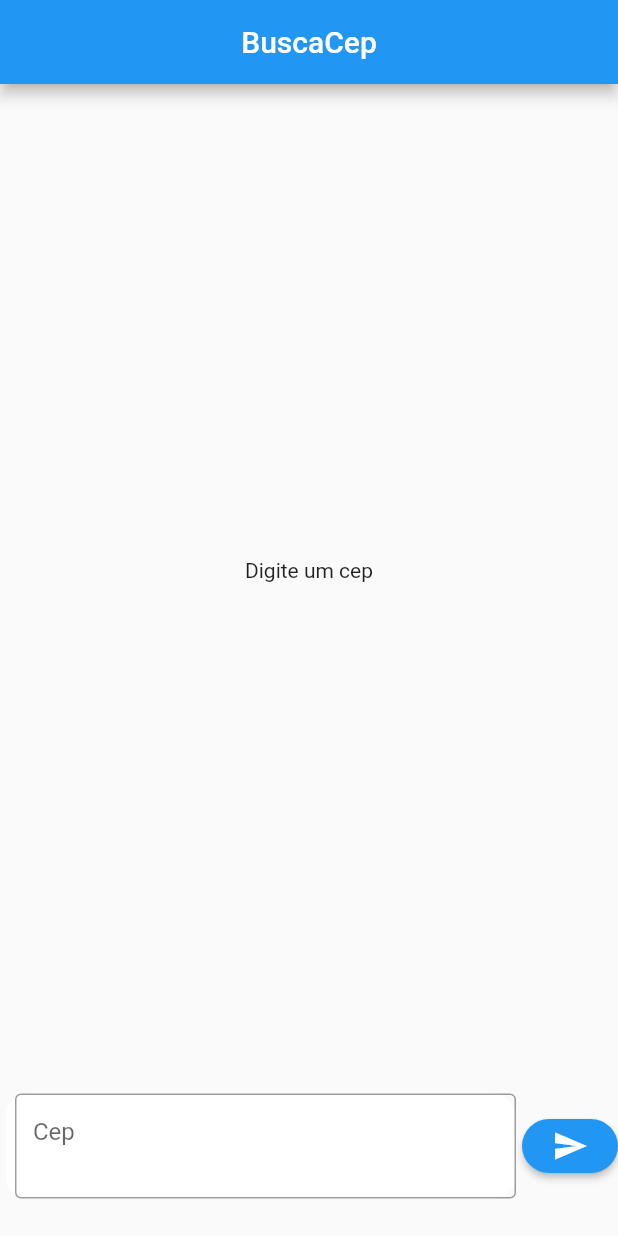
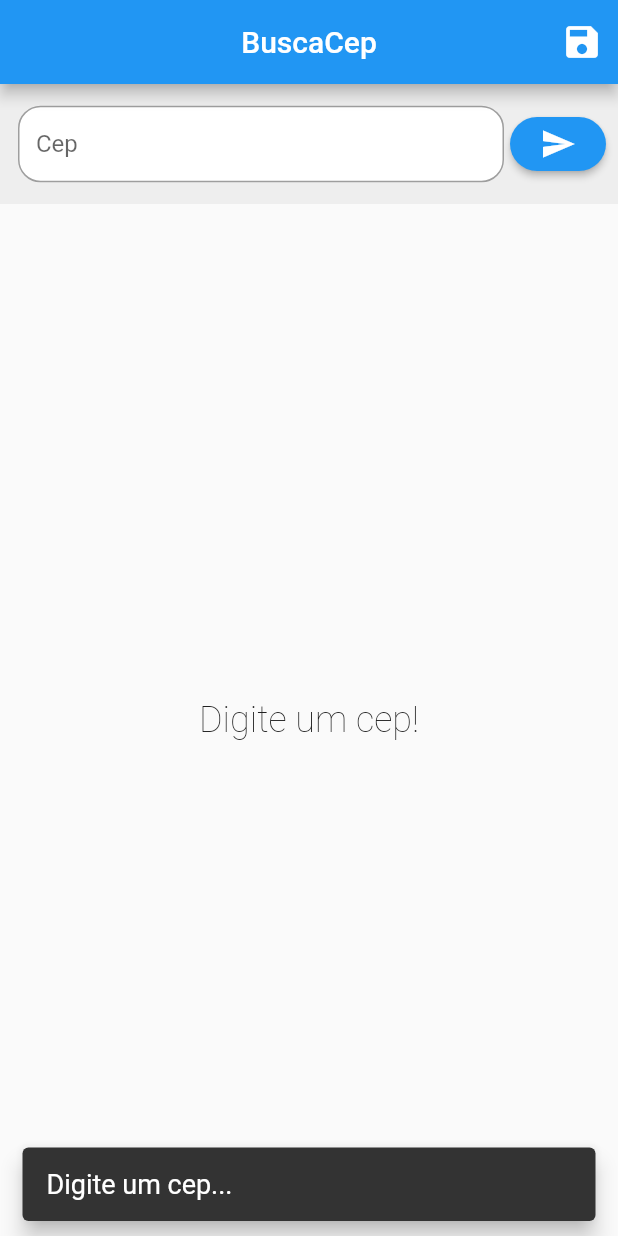
Before and after one commit to gamesilva/busca_cep_bloc, a Flutter app: the screen it shows after launch, after a tap on the "send" icon, on a phone screen of 412 x 824 dp. Run offline on Flutter 3.47's test engine with Material 2 defaults, Android fonts, the phone set to English and light mode, and no system bars; our stand-ins replace flutter_bloc.

Commit message:
feat: Ajustando o retorno da chamada, detalhes da interface e melhorias no código

```diff
--- a/lib/bloc/home_bloc.dart
+++ b/lib/bloc/home_bloc.dart
@@ -2,16 +2,23 @@ import 'package:busca_cep_bloc/bloc/home_event.dart';
 import 'package:busca_cep_bloc/bloc/home_state.dart';
 import 'package:busca_cep_bloc/models/cep_model.dart';
 import 'package:busca_cep_bloc/services/cep_service.dart';
+import 'package:busca_cep_bloc/utils/string_utils.dart';
 import 'package:flutter_bloc/flutter_bloc.dart';
 
 class HomeBloc extends Bloc<HomeEvent, HomeState> {
+  static const int MAX_CEP_LENGTH = 8;
   HomeBloc(HomeState initialState) : super(HomeStateLoading()) {
     on<HomeEventFetchCep>((event, emit) async {
-      if (event.cepABuscar != null && event.cepABuscar.length > 0) {
-        emit(HomeStateLoading());
-        emit(await _fetchList(event.cepABuscar));
+      emit(HomeStateLoading());
+
+      if (!StringUtils.stringTest(event.cepABuscar)) {
+        emit(HomeStateError(errorMessage: 'Digite um cep!'));
       } else {
-        emit(HomeStateError(errorMessage: 'Digite um cep'));
+        if (event.cepABuscar.length < MAX_CEP_LENGTH) {
+          emit(HomeStateError(errorMessage: 'O cep deve conter 8 dígitos!'));
+        } else {
+          emit(await _fetchList(event.cepABuscar));
+        }
       }
     });
   }
--- a/lib/main.dart
+++ b/lib/main.dart
@@ -19,6 +19,14 @@ class MyApp extends StatelessWidget {
           ..add(HomeEventFetchCep(cepABuscar: '')),
         child: HomePage(),
       ),
+      theme: ThemeData(
+        textTheme: TextTheme(
+          headline1: TextStyle(
+            fontSize: 24,
+            color: Colors.grey[900],
+          ),
+        ),
+      ),
     );
   }
 }
--- a/lib/pages/home_page.dart
+++ b/lib/pages/home_page.dart
@@ -2,6 +2,7 @@ import 'package:busca_cep_bloc/bloc/home_bloc.dart';
 import 'package:busca_cep_bloc/bloc/home_event.dart';
 import 'package:busca_cep_bloc/bloc/home_state.dart';
 import 'package:busca_cep_bloc/models/cep_model.dart';
+import 'package:busca_cep_bloc/utils/string_utils.dart';
 import 'package:flutter/material.dart';
 import 'package:flutter_bloc/flutter_bloc.dart';
 
@@ -13,22 +14,57 @@ class HomePage extends StatelessWidget {
     final homeBloc = BlocProvider.of<HomeBloc>(context);
     TextEditingController _controllerMensagem = TextEditingController();
 
+    Cep cepToSave;
+
     return Scaffold(
       appBar: AppBar(
         title: Text('BuscaCep'),
         centerTitle: true,
+        actions: <Widget>[
+          IconButton(
+            iconSize: 28,
+            icon: Icon(Icons.save),
+            onPressed: () {
+              if (cepToSave != null) {
+                print("Eu vou começar o processo para salvar o CEP aqui!");
+              }
+            },
+          )
+        ],
       ),
       body: Column(
         crossAxisAlignment: CrossAxisAlignment.stretch,
         children: [
+          Container(
+            color: Colors.grey[200],
+            height: 80,
+            child: Padding(
+              padding: const EdgeInsets.symmetric(horizontal: 8.0),
+              child: Row(
+                children: <Widget>[
+                  CepFormField(controllerMensagem: _controllerMensagem),
+                  SearchButton(
+                    controllerMensagem: _controllerMensagem,
+                    homeBloc: homeBloc,
+                  )
+                ],
+              ),
+            ),
+          ),
           Expanded(
             child: BlocBuilder<HomeBloc, HomeState>(
               bloc: BlocProvider.of<HomeBloc>(context),
               builder: (context, state) {
                 if (state is HomeStateError) {
-                  return Center(child: Text(state.errorMessage));
+                  return Center(
+                    child: Text(
+                      state.errorMessage,
+                      style: Theme.of(context).textTheme.headline1,
+                    ),
+                  );
                 }
                 if (state is HomeStateSuccess) {
+                  cepToSave = state.cep;
                   return Center(
                     child: BuildListTile(cep: state.cep),
                   );
@@ -40,18 +76,6 @@ class HomePage extends StatelessWidget {
               },
             ),
           ),
-          Container(
-            height: 120,
-            child: Row(
-              children: <Widget>[
-                CepFormField(controllerMensagem: _controllerMensagem),
-                SearchButton(
-                  controllerMensagem: _controllerMensagem,
-                  homeBloc: homeBloc,
-                )
-              ],
-            ),
-          )
         ],
       ),
     );
@@ -79,21 +103,19 @@ class CepFormField extends StatelessWidget {
             borderRadius: BorderRadius.circular(15),
             color: Colors.white,
           ),
-          child: Padding(
-            padding: const EdgeInsets.only(left: 6),
           child: TextField(
-              maxLines: 2,
-              scrollPadding: EdgeInsets.only(
-                top: 0,
-              ),
+            maxLength: 8,
+            maxLines: 1,
             cursorColor: Colors.black,
             controller: _controllerMensagem,
             keyboardType: TextInputType.number,
             decoration: InputDecoration(
+              counterText: "",
               isDense: true,
-                border: OutlineInputBorder(),
+              border: OutlineInputBorder(
+                borderRadius: BorderRadius.circular(15),
+              ),
               hintText: "Cep",
-              ),
             ),
           ),
         ),
@@ -127,7 +149,11 @@ class SearchButton extends StatelessWidget {
         ),
       ),
       onPressed: () async {
+        if (!StringUtils.stringTest(_controllerMensagem.text)) {
+          showSnackBar(context, "Digite um cep...");
+        } else {
           homeBloc.add(HomeEventFetchCep(cepABuscar: _controllerMensagem.text));
+        }
       },
       child: Icon(Icons.send),
     );
@@ -221,3 +247,15 @@ class BuildListTile extends StatelessWidget {
     );
   }
 }
+
+showSnackBar(BuildContext context, String mensagem) {
+  SnackBar snackBar = SnackBar(
+    content: Text(
+      mensagem,
+      style: TextStyle(fontSize: 18),
+    ),
+    behavior: SnackBarBehavior.floating,
+  );
+
+  ScaffoldMessenger.of(context).showSnackBar(snackBar);
+}
--- /dev/null
+++ b/lib/utils/string_utils.dart
@@ -0,0 +1,5 @@
+class StringUtils {
+  static bool stringTest(String value) {
+    return value != null && value.length > 0;
+  }
+}
```
Lines whose indentation alone changed are shown as unchanged.
